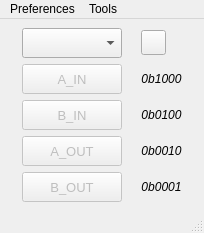
First picture: the form in src/ui/main_window.ui, repository christian-brice/Pump-Troubleshooter, before the edit.
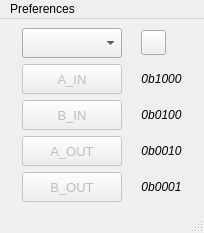
Second picture: the form after the edit. Icons and pictures are not drawn.

The edit to the form file:
```diff
--- a/src/ui/main_window.ui
+++ b/src/ui/main_window.ui
@@ -323,14 +323,7 @@
     </property>
     <addaction name="a_debug_mode"/>
    </widget>
-   <widget class="QMenu" name="m_tools">
-    <property name="title">
-     <string>Tools</string>
-    </property>
-    <addaction name="a_serial_dialog"/>
-   </widget>
    <addaction name="m_preferences"/>
-   <addaction name="m_tools"/>
   </widget>
   <widget class="QStatusBar" name="statusbar"/>
   <action name="a_debug_mode">
```
